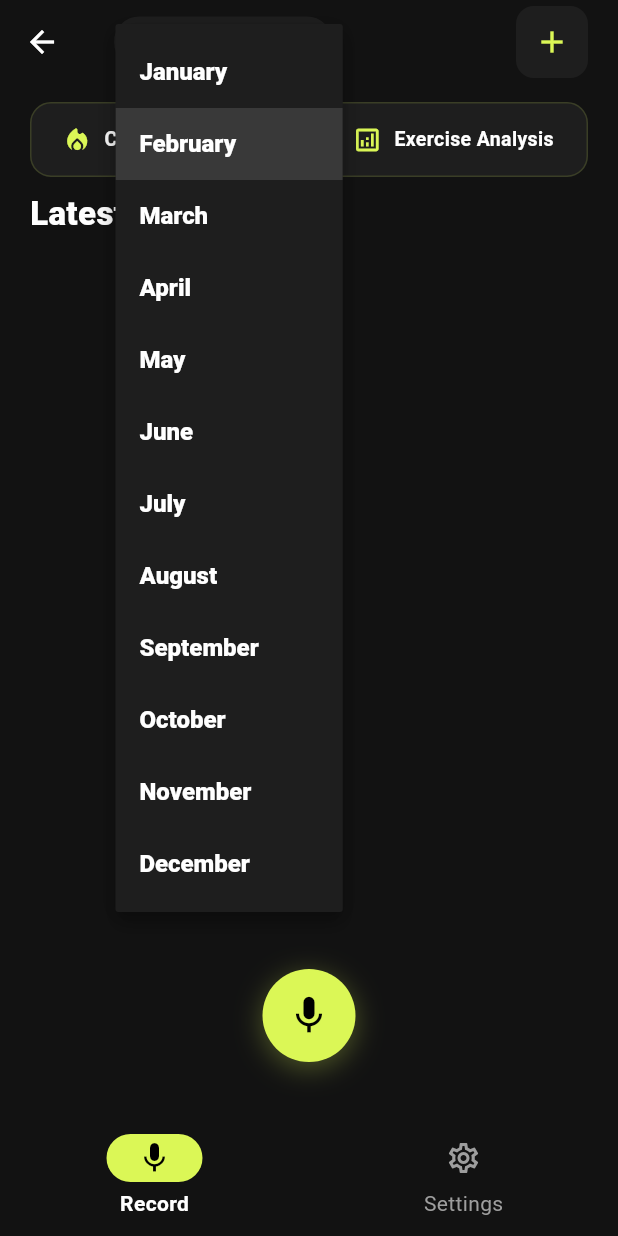
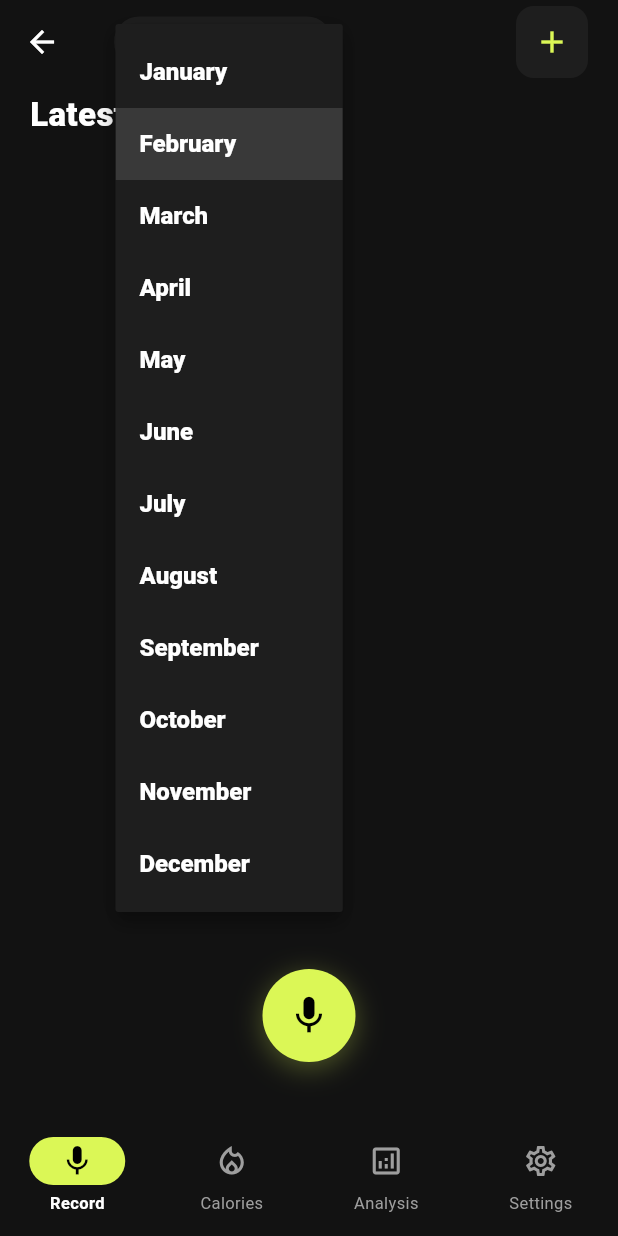
Before and after one commit to SeifAmr-c/RepSayProduction, a Flutter app: the MainLayout screen opened directly, after a tap on "February", on a phone screen of 412 x 824 dp. Run offline on Flutter 3.47's test engine with Material 3 defaults, Android fonts, the light colour scheme and no system bars; our stand-ins replace flutter_slidable, in_app_review, shared_preferences, sign_in_with_apple, supabase_flutter; missing offline and left inert: purchases_flutter, record; accounts and stored records are empty.

Commit message:
Move Calories and Analysis pages to bottom navigation bar

```diff
--- a/lib/Screen/home_screen.dart
+++ b/lib/Screen/home_screen.dart
@@ -7,8 +7,6 @@ import 'package:supabase_flutter/supabase_flutter.dart';
 import '../main.dart'; // Imports AppColors
 import 'manual_workout_screen.dart';
 import 'pro_screen.dart';
-import 'calorie_calculator_screen.dart';
-import 'exercise_analysis_screen.dart';
 import 'auth_screen.dart';
 import '../helpers/review_helper.dart';
 import 'package:purchases_flutter/purchases_flutter.dart';
@@ -1084,47 +1082,6 @@ class _HomeScreenState extends State<HomeScreen> {
                         ),
                       ),
 
-                    // Quick Access Buttons
-                    Padding(
-                      padding: const EdgeInsets.fromLTRB(20, 12, 20, 4),
-                      child: Row(
-                        children: [
-                          Expanded(
-                            child: _QuickAccessCard(
-                              icon: Icons.local_fire_department_rounded,
-                              label: "Calorie Calculator",
-                              onTap: () {
-                                Navigator.push(
-                                  context,
-                                  MaterialPageRoute(
-                                    builder: (_) =>
-                                        const CalorieCalculatorScreen(),
-                                  ),
-                                );
-                              },
-                            ),
-                          ),
-                          const SizedBox(width: 12),
-                          Expanded(
-                            child: _QuickAccessCard(
-                              icon: Icons.analytics_outlined,
-                              label: "Exercise Analysis",
-                              onTap: () {
-                                Navigator.push(
-                                  context,
-                                  MaterialPageRoute(
-                                    builder: (_) => ExerciseAnalysisScreen(
-                                      userPlan: _userPlan,
-                                    ),
-                                  ),
-                                );
-                              },
-                            ),
-                          ),
-                        ],
-                      ),
-                    ),
-
                     const Padding(
                       padding: EdgeInsets.fromLTRB(20, 5, 20, 10),
                       child: Text(
@@ -1517,49 +1474,3 @@ class _WorkoutCard extends StatelessWidget {
     'Dec',
   ][m - 1];
 }
-
-// ── Quick Access Card Widget ──
-class _QuickAccessCard extends StatelessWidget {
-  final IconData icon;
-  final String label;
-  final VoidCallback onTap;
-
-  const _QuickAccessCard({
-    required this.icon,
-    required this.label,
-    required this.onTap,
-  });
-
-  @override
-  Widget build(BuildContext context) {
-    return GestureDetector(
-      onTap: onTap,
-      child: Container(
-        padding: const EdgeInsets.symmetric(vertical: 14, horizontal: 12),
-        decoration: BoxDecoration(
-          color: AppColors.surface,
-          borderRadius: BorderRadius.circular(14),
-          border: Border.all(color: AppColors.volt.withOpacity(0.15)),
-        ),
-        child: Row(
-          mainAxisAlignment: MainAxisAlignment.center,
-          children: [
-            Icon(icon, color: AppColors.volt, size: 20),
-            const SizedBox(width: 8),
-            Flexible(
-              child: Text(
-                label,
-                style: const TextStyle(
-                  color: Colors.white,
-                  fontSize: 13,
-                  fontWeight: FontWeight.w600,
-                ),
-                overflow: TextOverflow.ellipsis,
-              ),
-            ),
-          ],
-        ),
-      ),
-    );
-  }
-}
--- a/lib/Screen/main_layout.dart
+++ b/lib/Screen/main_layout.dart
@@ -1,5 +1,7 @@
 import 'package:flutter/material.dart';
 import 'package:flutter_test_1/Screen/home_screen.dart';
+import 'package:flutter_test_1/Screen/calorie_calculator_screen.dart';
+import 'package:flutter_test_1/Screen/exercise_analysis_screen.dart';
 import 'package:flutter_test_1/Screen/settings_screen.dart';
 import '../main.dart'; // Import to access AppColors
 
@@ -14,8 +16,10 @@ class _MainLayoutState extends State<MainLayout> {
   int _currentIndex = 0; // Start at Home/Main
 
   final List<Widget> _screens = [
-    const HomeScreen(),     // Index 0: The Microphone/Main Screen
-    const SettingsScreen(), // Index 1: Settings
+    const HomeScreen(), // Index 0: Record
+    const CalorieCalculatorScreen(), // Index 1: Calories
+    const ExerciseAnalysisScreen(), // Index 2: Analysis
+    const SettingsScreen(), // Index 3: Settings
   ];
 
   @override
@@ -27,9 +31,13 @@ class _MainLayoutState extends State<MainLayout> {
         data: NavigationBarThemeData(
           labelTextStyle: MaterialStateProperty.resolveWith((states) {
             if (states.contains(MaterialState.selected)) {
-              return const TextStyle(color: Colors.white, fontWeight: FontWeight.bold);
+              return const TextStyle(
+                color: Colors.white,
+                fontWeight: FontWeight.bold,
+                fontSize: 11,
+              );
             }
-            return const TextStyle(color: Colors.grey);
+            return const TextStyle(color: Colors.grey, fontSize: 11);
           }),
         ),
         child: NavigationBar(
@@ -42,12 +50,34 @@ class _MainLayoutState extends State<MainLayout> {
           destinations: const [
             NavigationDestination(
               icon: Icon(Icons.mic_none_outlined, color: Colors.grey),
-              selectedIcon: Icon(Icons.mic, color: Colors.black), // Black icon on Green Pill
+              selectedIcon: Icon(
+                Icons.mic,
+                color: Colors.black,
+              ), // Black icon on Green Pill
               label: 'Record',
             ),
             NavigationDestination(
+              icon: Icon(
+                Icons.local_fire_department_outlined,
+                color: Colors.grey,
+              ),
+              selectedIcon: Icon(
+                Icons.local_fire_department,
+                color: Colors.black,
+              ),
+              label: 'Calories',
+            ),
+            NavigationDestination(
+              icon: Icon(Icons.analytics_outlined, color: Colors.grey),
+              selectedIcon: Icon(Icons.analytics, color: Colors.black),
+              label: 'Analysis',
+            ),
+            NavigationDestination(
               icon: Icon(Icons.settings_outlined, color: Colors.grey),
-              selectedIcon: Icon(Icons.settings, color: Colors.black), // Black icon on Green Pill
+              selectedIcon: Icon(
+                Icons.settings,
+                color: Colors.black,
+              ), // Black icon on Green Pill
               label: 'Settings',
             ),
           ],
```
Also changed, not shown: lib/Screen/calorie_calculator_screen.dart (+7 -14 lines), lib/Screen/exercise_analysis_screen.dart (+37 -20 lines).
